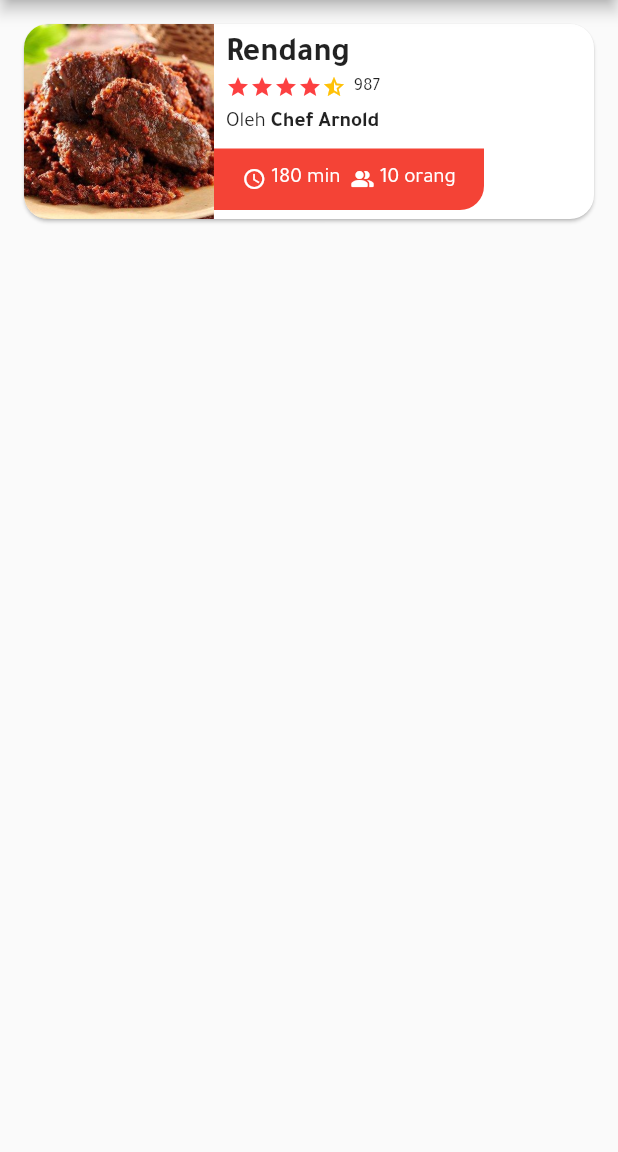
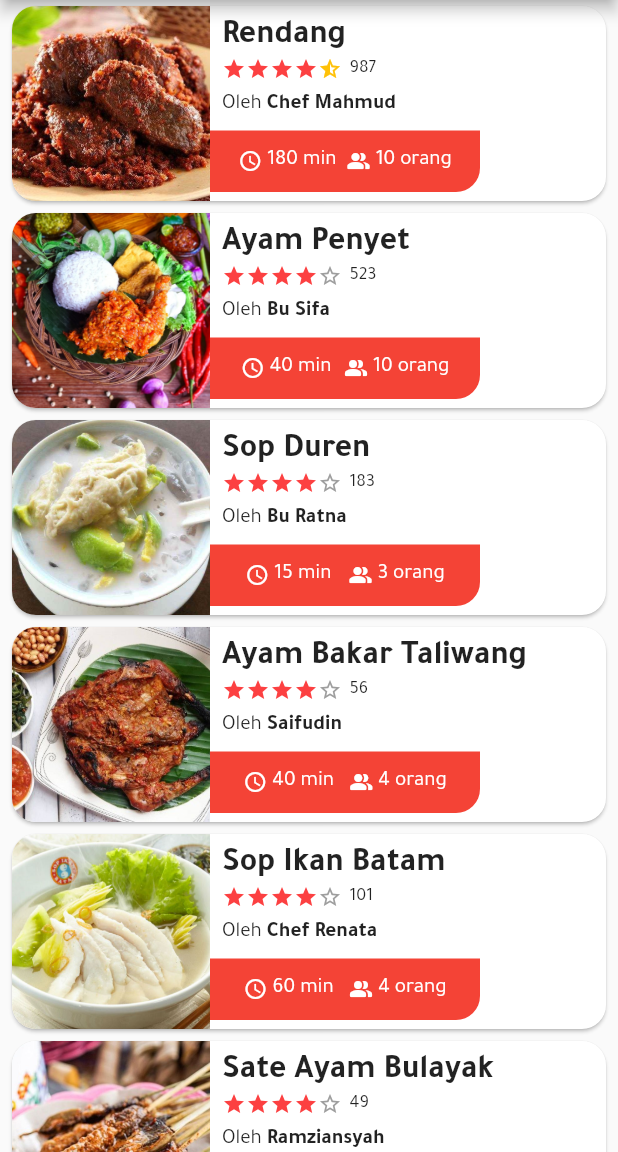
Before and after one commit to triagung128/resep-nusantara-ui-app, a Flutter app: the screen it shows after launch, on a phone screen of 412 x 824 dp, the part 84-1236 px from its top. Run offline on Flutter 3.47's test engine with Material 2 defaults, Android fonts, the phone set to English and light mode, and no system bars; our stand-ins replace rating_bar.

Commit message:
add data in model & fix

```diff
--- a/lib/detail_screen.dart
+++ b/lib/detail_screen.dart
@@ -26,7 +26,7 @@ class DetailScreen extends StatelessWidget {
             children: <Widget>[
               Stack(
                 children: <Widget>[
-                  Image.asset(recipe.imageAsset),
+                  Image.asset(recipe.imageAsset, fit: BoxFit.fill),
                   SafeArea(
                     child: Padding(
                       padding: const EdgeInsets.all(8.0),
--- a/lib/main_screen.dart
+++ b/lib/main_screen.dart
@@ -20,7 +20,7 @@ class MainScreen extends StatelessWidget {
               }));
             },
             child: Card(
-              margin: EdgeInsets.only(left: 16.0, right: 16.0, top: 16.0),
+              margin: EdgeInsets.only(left: 8.0, right: 8.0, bottom: 4.0, top: 4.0),
               shape: RoundedRectangleBorder(
                 borderRadius: BorderRadius.circular(16.0),
               ),
--- a/lib/model/nusantara_recipe.dart
+++ b/lib/model/nusantara_recipe.dart
@@ -31,7 +31,7 @@ var nusantaraRecipeList = [
     name: 'Rendang',
     rating: 4.5,
     numberOfReviews: 987,
-      author: 'Chef Arnold',
+    author: 'Chef Mahmud',
     time: '180 min',
     portion: '10 orang',
     description: 'Saat daging yang dimasak hingga empuk bertemu dengan bumbu sedap daun kunyit, daun jeruk, dan daun salam, terbayang hidangan kaya rempah. Apalagi dimasak bersama dengan larutan Omela, gak ada yang bisa menolak masakan mewah satu ini. Rendang Omela rasanya luar biasa, selalu membuat tiap gigitannya berharga untuk dinikmati',
@@ -39,4 +39,76 @@ var nusantaraRecipeList = [
     howToCook: '1. Larutkan Omela dengan air \n2. Haluskan semua bumbu, kecuali asam kandis dan tumis denganminyak goreng hingga harum \n3. Masukkan larutan Omela dengan air bersama daging yang sudah dipotong-potong \n4. Masukkan asam kandis dan bumbu-bumbu kering \n5. Masak dengan api kecil hingga 2,5 jam hingga warna berubah cokelat, mengeluarkan minyak dan kering \n6. Hidangkan',
     imageAsset: 'images/rendang.jpg',
   ),
+  NusantaraRecipe(
+    name: 'Ayam Penyet',
+    rating: 4.0,
+    numberOfReviews: 523,
+    author: 'Bu Sifa',
+    time: '40 min',
+    portion: '10 orang',
+    description: 'Potongan ayam yang digoreng dengan kombinasi krimer Omela dan bumbu halus. Tekstur jadi renyah diluar dan empuk didalamnya. Jadi masakan istimewa yang luar biasa lezatnya.',
+    ingredient: 'Bahan Utama : \n1. 1 ekor Ayam \n2. 1 btg Sereh \n3. 2 lbr Daun Salam \n4. 5 lbr Jeruk \n5. 3 sdm Omela \n\nSambal : \n1. 15 buah Cabai Keritting \n2. 10 buah Cabai Rawit \n3. 1 blok kecil Terasi Bakar \n4. 1 sdt Garam \n5. 1 sdm Omela \n6. 1 tangkai Kemangi \n\nBumbu : \n1. 6 siung Bawang Putih \n2. 1 sdt Ketumbar (Sangrai) \n3. 1 ruas Kunyit \n4. 1 ruas Jahe \n5. 1 ruas Lengkuas \n6. 150 ml Air \n7. Garam, Lada secukupnya',
+    howToCook: '1. Cuci bersih ayam, sisihkan. \n2. Masukan bumbu halus bersama sereh, daun salam, daun jeruk, OMELA, garam, lada, air dan ayam yang telah dipotong. \n3. Ungkep dengan api kecil hingga air menyusut dan ayam matang, angkat ayam lalu goreng sebentar saja hanya untuk membuat bagian luarnya garing. Sisihkan. \n4. Haluskan semua bahan sambal, bisa agak kasar atau halus, petiki kemangi, aduk rata. \n5. Letakan ayam di ulekan dan tekan-tekan kedua sisi hingga terlumuri sambal dan meresap, sajikan.',
+    imageAsset: 'images/ayam-penyet.jpg',
+  ),
+  NusantaraRecipe(
+    name: 'Sop Duren',
+    rating: 4.3,
+    numberOfReviews: 183,
+    author: 'Bu Ratna',
+    time: '15 min',
+    portion: '3 orang',
+    description: 'Nikmatnya buah durian berpadu dengan krimer kental manis Omela yang kental creamy dan lembut, bersatu menjadi minuman dingin yang segar dan manis untuk membuat hari semakin ceria. Sop Durian jadi tambah luar biasa rasanya dengan Omela',
+    ingredient: 'Bahan Utama : \n1. 300 gr daging buah durian \n2. 2 sdm keju parut \n3. 1 buah alpukat \n4. 5 sdm Omela \n5. 150 ml air \n6. Es batu secukupnya',
+    howToCook: '1. Larutkan omela dengan air. \n2. Susun bahan ke dalam gelas kecuali keju. \n3. Tuang dengan larutan omela lalu taburkan keju parut',
+    imageAsset: 'images/sop-duren.jpg',
+  ),
+  NusantaraRecipe(
+    name: 'Ayam Bakar Taliwang',
+    rating: 3.8,
+    numberOfReviews: 56,
+    author: 'Saifudin',
+    time: '40 min',
+    portion: '4 orang',
+    description: 'Ayam bakar Taliwang khas Lombok ini rasanya pedas menyengat. Paling enak dimakan dengan nasi hangat dan pelecing kangkung yang segar. \nOlahan ayam dari pulau Lombok ini berasal dari masyarakat Karang Taliwang, Kecamatan Cakranegara, Kota Mataram NTB. Ayam kampung muda yang diolah dengan cara sederhana. Dibakar di atas bara api dengan bumbu cabe yang pedas menggigit.',
+    ingredient: 'Bahan Utama : \n1. 1 ekor Ayam Kampung \n2. 3 sdm (30ml) Omela \n3. 2 sdm Gula Merah \n4. 2 Lembar Daun Salam \n5. 3 Lembar Daun Jeruk \n6. 1 Batang Serai \n7. ½ Ruas Lengkuas \n\nBumbu : \n1. 10 Siung Bawang Merah \n2. 5 Siung Bawang Putih \n3. 2 Buah Cabai Besar \n4. 10 Buah Cabai Keriting \n5. 7 Buah Cabai Rawit \n6. ½ Buah Tomat \n7. 1 Ruas Kencur \n8. 1 Buah Terasi \n9. 4 Buah Jeruk Limo \n10. Garam, Lada, Kaldu Secukupnya',
+    howToCook: '1. Cuci bersih ayam yang telah dipotong sesuai selera, beri jeruk limo, sisihkan. \n2. Tumis bumbu halus dengan minyak bersama daun salam, daun jeruk, sereh, lengkuas hingga harum lalu masukan ayam. \n3. Perasan jeruk limo dan beri sedikit air dan Omela, gula merah, garam dan lada, aduk rata sambil terus dimasak hingga ayam matang dan bumbu meresap. \n4. Setelah ayam matang, lalu bakar diatas panggangan atau alat bakar sambil dioles dengan sisa bumbu, sajikan.',
+    imageAsset: 'images/ayam-bakar-taliwang.jpg',
+  ),
+  NusantaraRecipe(
+    name: 'Sop Ikan Batam',
+    rating: 4.0,
+    numberOfReviews: 101,
+    author: 'Chef Renata',
+    time: '60 min',
+    portion: '4 orang',
+    description: 'Sop Ikan Batam adalah Sop ikan dengan kuah bening yang memiliki cita rasa yang khas karena memakai sawi asin. Bisa dijadikan pilihan sup untuk orang yang sedang sakit, selain hangat karena adanya kandungan ikan yg ada dalam sop.',
+    ingredient: 'Bahan Utama : \n1. 1 ekor Ikan Kakap Merah \n2. 1 ruas Jahe (memarkan) \n3. 2 sdm (30ml) Omela \n4. 500 ml air \n5. 2 buah Tomat Merah \n6. 2 buah Tomat Hijau \n7. 1 batang Daun Bawang \n8. 1 buah Wortel \n9. 6 lbr Daun Jeruk \n10. 5 buah Cabai Rwit Utuh \n11. Kemangi Segenggam \n12. 2 buah Jeruk Lemon \n\nBumbu : \n1. 8 siung Bawang Merah \n2. ½ Bawang Bombay \n3. 4 siung Bawang Putih \n4. Garam, Lada dan Kaldu Jamur secukupnya',
+    howToCook: '1. Bersihkan ikan dan potong menjadi beberapa bagian, jangan terlalu kecil agar tidak mudah rusak saat matang, beri sedikit perasan jeruk nipis dan garam, sisihkan. \n2. Potong wortel sesuai selera dan iris daun bawang, sisihkan. Potong belah enam tomat merah dan hijau, sisihkan. \n3. Larutkan 500ml air dengan 30ml Omela \n4. Tumis semua bumbu dengan sedikit minyak hingga harum, masukan air larutan Omela, masukan juga ikan, jeruk nipis, garam dan lada, rebus hingga ikan setengah matang dengan api sedang. \n5. Masukan wortel, tomat, kemangi, rebus kembali sebentar saja, matikan api apabila ikan dirasa sudah matang, jangan terlalu lama agar ikan tidak hancur, koreksi rasa, sajikan.',
+    imageAsset: 'images/sop-ikan-batam.jpg',
+  ),
+  NusantaraRecipe(
+    name: 'Sate Ayam Bulayak',
+    rating: 3.8,
+    numberOfReviews: 49,
+    author: 'Ramziansyah',
+    time: '25 min',
+    portion: '4 orang',
+    description: 'Sate bulayak adalah sate khas Pulau Lombok, Nusa Tenggara Barat, yang terbuat dari daging sapi berlumur bumbu khas Lombok dan disajikan bersama lontong. Bumbu sate tersebut terbuat dari kacang tanah sangrai tumbuk yang direbus bersama santan serta beberapa bumbu dapur lainnya sehingga rasanya mirip bumbu kari.',
+    ingredient: 'Bahan Utama : \n1. 250gr Dada/Paha Ayam \n2. 4 sdm (60)ml Omela \n3. 1 buah Jeruk Limo \n4. Bawang Goreng (Taburan) \n\nBumbu : \n1. 6 siung Bawang Merah \n2. 3 siung Bawang Putih \n3. 5 buah Cabai Merah Kering \n4. 12 buah Cabai Rawit Merah \n5. 3 buah Cabai Merah Besar \n6. 1 blok Terasi Lombok/Biasa \n7. 4 butir Kemiri \n8. Garam, Lada, Kaldu bubuk secukupnya',
+    howToCook: '1. Potong dadu ayam, lalu tusuk-tusuk menjadi sate, sebelumnya tusuk sate sudah direndam air agar tidak mudah terbakar dan sate bisa menempel sempurna. \n2. Haluskan semua bumbu hingga halus, lalu tumis dengan sedikit minyak, lalu masukan Omela dan sedikit air agar tidak terlalu kering. \n3. Masukan garam, lada dan kaldu secukupnya, masak kembali hingga bumbu mengental dan matang, sisihkan selama 30 menit atau sampai cukup dingin. \n4. Lumurkan bumbu ke sate ayam lalu panggang di bara api atau alat pemanggang hingga matang, setelah matang sajikan dipiring dan taburi dengan sisa bumbu dan juga bawang goreng, kucurkan jeruk limo, sajikan.',
+    imageAsset: 'images/sate-ayam-bulayak.jpg',
+  ),
+  NusantaraRecipe(
+    name: 'Es Alpukat Kocok',
+    rating: 4.5,
+    numberOfReviews: 621,
+    author: 'Chef Juna',
+    time: '15 min',
+    portion: '1 orang',
+    description: 'Alpukat lembut, es yang segar, whipped cream dan lezatnya krimer Omela yang creamy bikin Alpukat kocok yang satu ini spesial tanpa perlu repot. Alpuka kocok memang paling pas dengan Omela.',
+    ingredient: 'Bahan Utama : \n1. 2 buah alpukat \n2. 25 gr nangka \n3. 3 sdm (45ml) Omela \n4. Whipping cream, sesuai selera \n5. Es serut',
+    howToCook: '1. Masukkan alpukat dan 3 sdm Omela ke dalam gelas, lalu tambahkan sedikit es seru. \n2. Kocok alpukat menggunakan sendok hingga halus \n3. Tambahkan kembali potongan alpukat, nangka, dan es serut di atasnya \n4. Beri whipping cream sesuai selera \n5. Es Alpukat Kocok siap disajikan',
+    imageAsset: 'images/es-alpukat-kocok.jpg'
+  ),
 ];
```
Also changed, not shown: images/ayam-bakar-taliwang.jpg (added), images/ayam-penyet.jpg (added), images/es-alpukat-kocok.jpg (added), images/sate-ayam-bulayak.jpg (added), images/sop-duren.jpg (added), images/sop-ikan-batam.jpg (added). Lines whose indentation alone changed are shown as unchanged.
